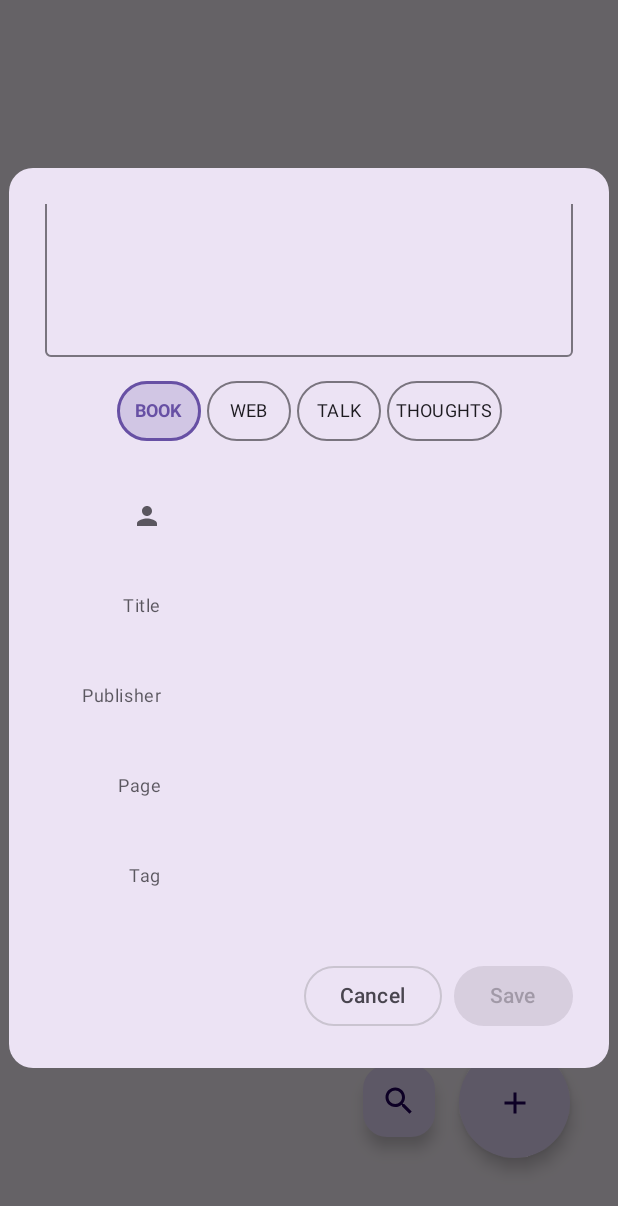
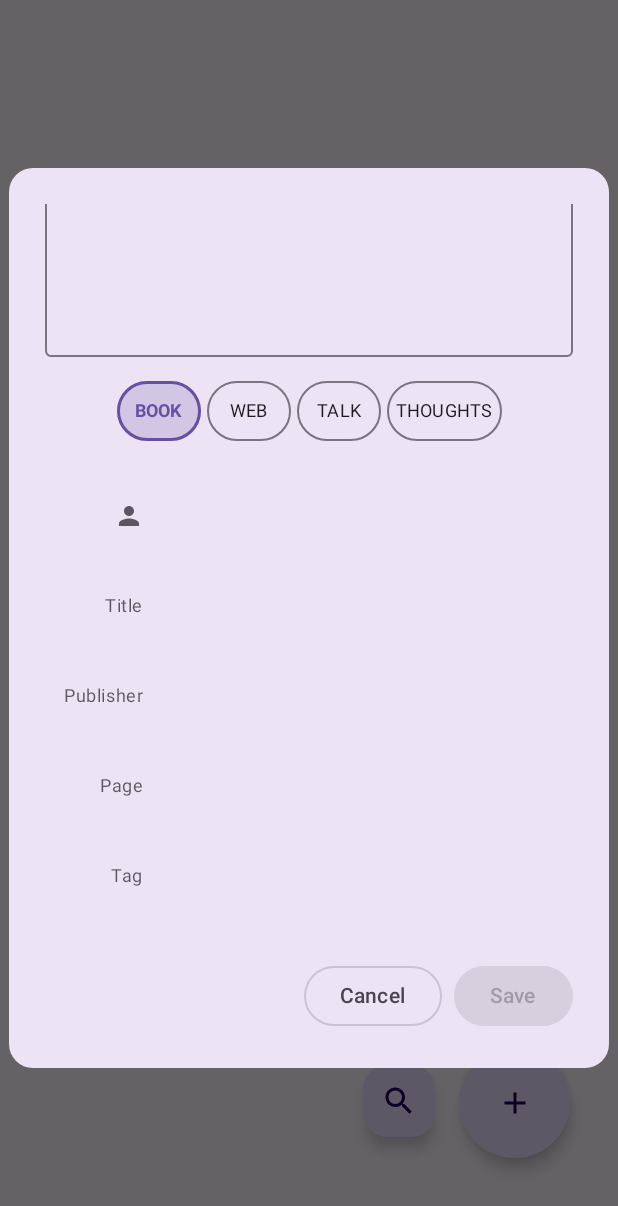
Before and after one commit to yunakam/time_capsule, an Android app built with Jetpack Compose: the screen it shows after launch (MainActivity), scrolled down 90 dp, on a phone screen of 412 x 824 dp. Shown: the top 1206 px of the screen. Run offline under Robolectric (Android 15) with nearby library versions, the phone set to English and light mode, and no system bars; our stand-ins replace Room's generated code; 2 statements that could not run were skipped.

Commit message:
refactor NoteDialog and SharedTextFields for improved layout and placeholder handling; adjust padding and remove commented code

```diff
--- a/app/src/main/java/com/example/timecapsule/ui/components/NoteDialog.kt
+++ b/app/src/main/java/com/example/timecapsule/ui/components/NoteDialog.kt
@@ -110,53 +110,6 @@ fun NoteDialog(
         allTags.filter { it.startsWith(tagInput, ignoreCase = true) && !confirmedTags.contains(it) }.take(10)
     } else emptyList()
 
-//    val fields = listOf(
-//        FieldSpec(saidWho, { saidWho = it }, "saidWho", suggestions = saidWhoSuggestions, onSuggestionClick = { saidWho = it }),
-//        FieldSpec(
-//            title,
-//            { title = it },
-//            "Title",
-//            modifier = Modifier.focusRequester(titleFocusRequester),
-//            suggestions = titleSuggestions,
-//            onSuggestionClick = { title = it }),
-//        FieldSpec(page, { page = it.filter { it.isDigit() } }, "Page", keyboardOptions = KeyboardOptions(keyboardType = KeyboardType.Number)),
-//        FieldSpec(source, { source = it }, "Publisher", suggestions = sourceSuggestions, onSuggestionClick = { source = it }),
-//        FieldSpec(url, { url = it }, "URL", keyboardOptions = KeyboardOptions(keyboardType = KeyboardType.Uri)),
-//        FieldSpec(
-//            tagInput,
-//            { input ->
-//                // Handle ',' character to add tag
-//                if (input.endsWith(",")) {
-//                    val trimmed = input.trimEnd(',')
-//                    if (trimmed.isNotEmpty() && !confirmedTags.contains(trimmed)) {
-//                        confirmedTags = confirmedTags + trimmed
-//                    }
-//                    tagInput = ""
-//                } else {
-//                    tagInput = input
-//                }
-//            },
-//            "Tag",
-//            keyboardOptions = KeyboardOptions.Default.copy(imeAction = ImeAction.Done),
-//            keyboardActions = KeyboardActions(
-//                onDone = {
-//                    val trimmed = tagInput.trim()
-//                    if (trimmed.isNotEmpty() && !confirmedTags.contains(trimmed)) {
-//                        confirmedTags = confirmedTags + trimmed
-//                    }
-//                    tagInput = ""
-//                }
-//            ),
-//            suggestions = tagSuggestions,
-//            onSuggestionClick = { suggestion ->
-//                if (!confirmedTags.contains(suggestion)) {
-//                    confirmedTags = confirmedTags + suggestion
-//                }
-//                tagInput = ""
-//            }
-//        ),
-//        )
-
     Dialog(onDismissRequest = onDismiss) {
         Surface(
             shape = RoundedCornerShape(16.dp),
@@ -177,7 +130,7 @@ fun NoteDialog(
                     Spacer(modifier = Modifier.height(12.dp))
 
                     // Random quote placeholder for the text field
-                    val randomPlaceholder = remember { TextfieldPlaceholders.quotes[Random.nextInt(TextfieldPlaceholders.quotes.size)] }
+                    val randomPlaceholder = remember { TextFieldPlaceholders.quotes[Random.nextInt(TextFieldPlaceholders.quotes.size)] }
 
                     OutlinedTextField(
                         value = text,
@@ -224,12 +177,12 @@ fun NoteDialog(
                                     width = if (isSelected) 2.dp else 1.dp,
                                     color = if (isSelected) MaterialTheme.colorScheme.primary else MaterialTheme.colorScheme.outline
                                 ),
-                                contentPadding = androidx.compose.foundation.layout.PaddingValues(horizontal = 6.dp, vertical = 4.dp) // Reduce padding
+                                contentPadding = androidx.compose.foundation.layout.PaddingValues(horizontal = 6.dp, vertical = 4.dp)
                             ) {
                                 Text(
                                     text = cat,
                                     fontWeight = if (isSelected) FontWeight.Bold else FontWeight.Normal,
-                                    fontSize = MaterialTheme.typography.bodySmall.fontSize // Use smaller font size
+                                    fontSize = MaterialTheme.typography.bodySmall.fontSize
                                 )
                             }
                         }
--- a/app/src/main/java/com/example/timecapsule/ui/components/SharedTextFields.kt
+++ b/app/src/main/java/com/example/timecapsule/ui/components/SharedTextFields.kt
@@ -58,8 +58,7 @@ fun OptionalTextField(
     suggestions: List<String> = emptyList(),
     onSuggestionClick: ((String) -> Unit)? = null,
     modifier: Modifier = Modifier
-        .fillMaxWidth()
-        .padding(start = 24.dp),
+        .fillMaxWidth(),
     maxLines: Int = 1,
     ) {
     val interactionSource = remember { MutableInteractionSource() }
@@ -79,7 +78,7 @@ fun OptionalTextField(
 
     Row(
         verticalAlignment = Alignment.CenterVertically,
-        modifier = Modifier.padding(start = 24.dp)
+        modifier = Modifier.padding(start = 12.dp)
     ) {
         if (label == "saidWho") {
             Box(
```
